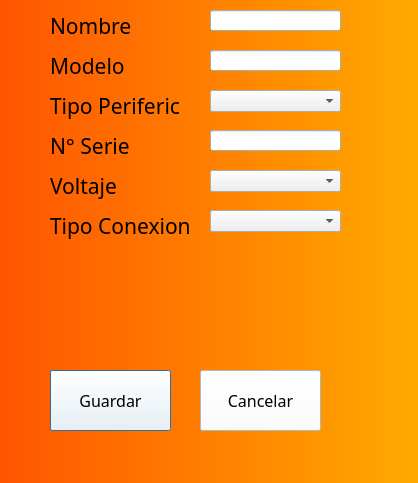
This is Perifericos.ui in danilp12/GestionInventarioVcp as Qt 5 draws it before an edit. The edited form follows.
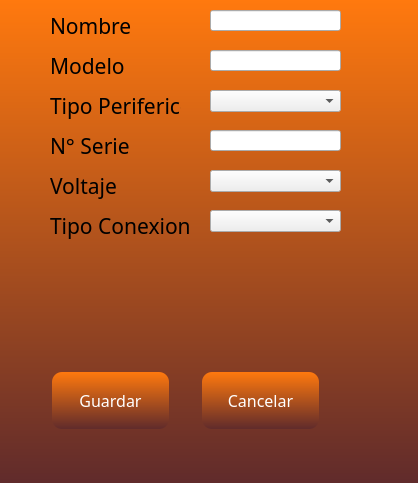
This is the edited form.

```diff
--- a/Perifericos.ui
+++ b/Perifericos.ui
@@ -14,10 +14,9 @@
    <string>Dialog</string>
   </property>
   <property name="styleSheet">
-   <string notr="true">
-QDialog{
+   <string notr="true">QDialog{
     color: rgba(255, 255, 255, 10) ;
-	background-color: qlineargradient(spread:reflect, x1:0, y1:0, x2:1, y2:0, stop:0 rgba(255, 85, 0, 255), stop:1 rgba(255, 170, 0, 255));
+	background-color: qlineargradient(spread:pad, x0:0, y0:2, x2:0, y2:1.1, stop:0 rgba(255, 121, 14, 255), stop:1 rgba(80, 35, 46, 255));
 	opacity:80;
 	position: relative;
     background-position: center;
@@ -25,10 +24,41 @@
     
 }
 QPushButton {
- background-color: white;
+ background-color: qlineargradient(spread:pad, x0:0, y0:2, x2:0, y2:1.1, stop:0 rgba(255, 121, 14, 255), stop:1 rgba(80, 35, 46, 255));
+ color: white;
+font-family:Epitet-SemiBold;
+font-size: 16px;
+margin:2px;
+ border-radius:10px;
+}
+QPushButton:Hover {
+ background-color: rgb(255, 121, 14);
+ color: red;
+font-family:Epitet-SemiBold;
+font-size: 16px;
+margin:2px;
+ border-radius:10px;
+}
+QPushButton:Pressed {
+ background-color: rgb(80, 35, 46);
  color: black;
-font-family:Bodoni MT;
+font-family:Epitet-SemiBold;
 font-size: 16px;
+margin:2px;
+ border-radius:10px;
+}
+QPushButton:disabled{
+	border-style: outset;
+	border-width: 2px;
+	border-top-color: qlineargradient(spread:pad, x1:0.5, y1:0.6, x2:0.5, y2:0.4, stop:0 rgba(115, 115, 115, 255), stop:1 rgba(62, 62, 62, 255));
+	border-right-color: qlineargradient(spread:pad, x1:0.4, y1:0.5, x2:0.6, y2:0.5, stop:0 rgba(115, 115, 115, 255), stop:1 rgba(62, 62, 62, 255));
+	border-left-color: qlineargradient(spread:pad, x1:0.6, y1:0.5, x2:0.4, y2:0.5, stop:0 rgba(115, 115, 115, 255), stop:1 rgba(62, 62, 62, 255));
+	border-bottom-color: rgb(58, 58, 58);
+	border-bottom-width: 1px;
+	border-style: solid;
+	color: rgb(0, 0, 0);
+	padding: 2px;
+	background-color: qlineargradient(spread:pad, x1:0.5, y1:1, x2:0.5, y2:0, stop:0 rgba(57, 57, 57, 255), stop:1 rgba(77, 77, 77, 255));
 }</string>
   </property>
   <widget class="QLabel" name="label">
@@ -187,7 +217,7 @@
    </property>
    <property name="font">
     <font>
-     <family>Bodoni MT</family>
+     <family>Epitet-SemiBold</family>
      <pointsize>-1</pointsize>
     </font>
    </property>
@@ -206,7 +236,7 @@
    </property>
    <property name="font">
     <font>
-     <family>Bodoni MT</family>
+     <family>Epitet-SemiBold</family>
      <pointsize>-1</pointsize>
     </font>
    </property>
```
